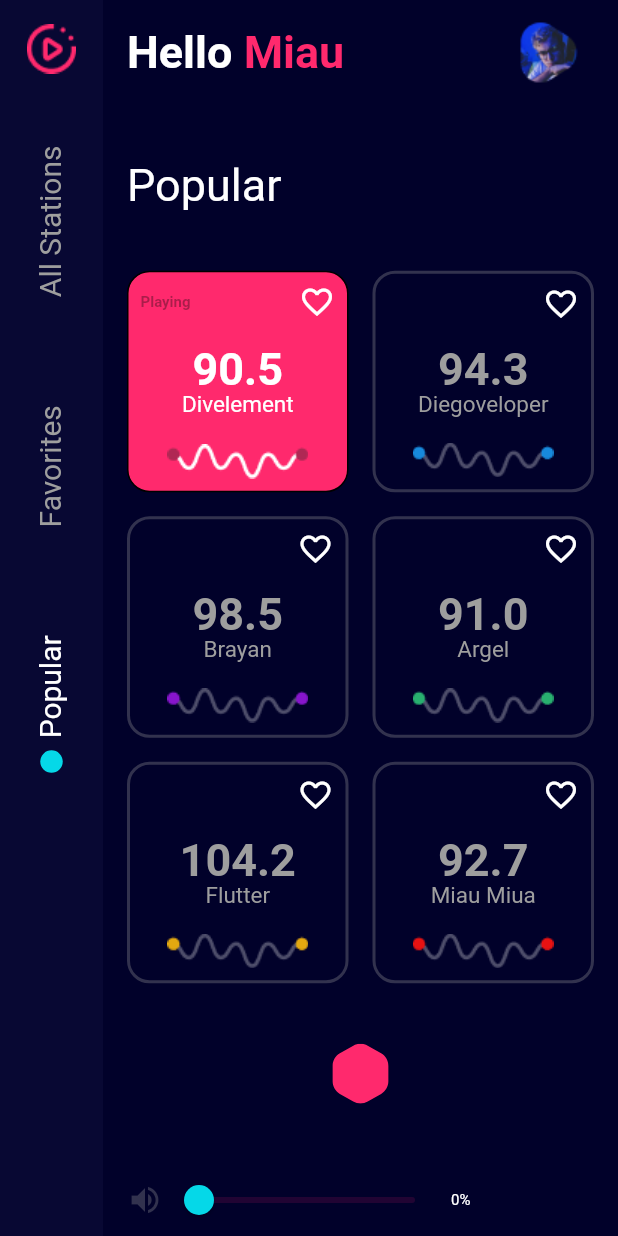
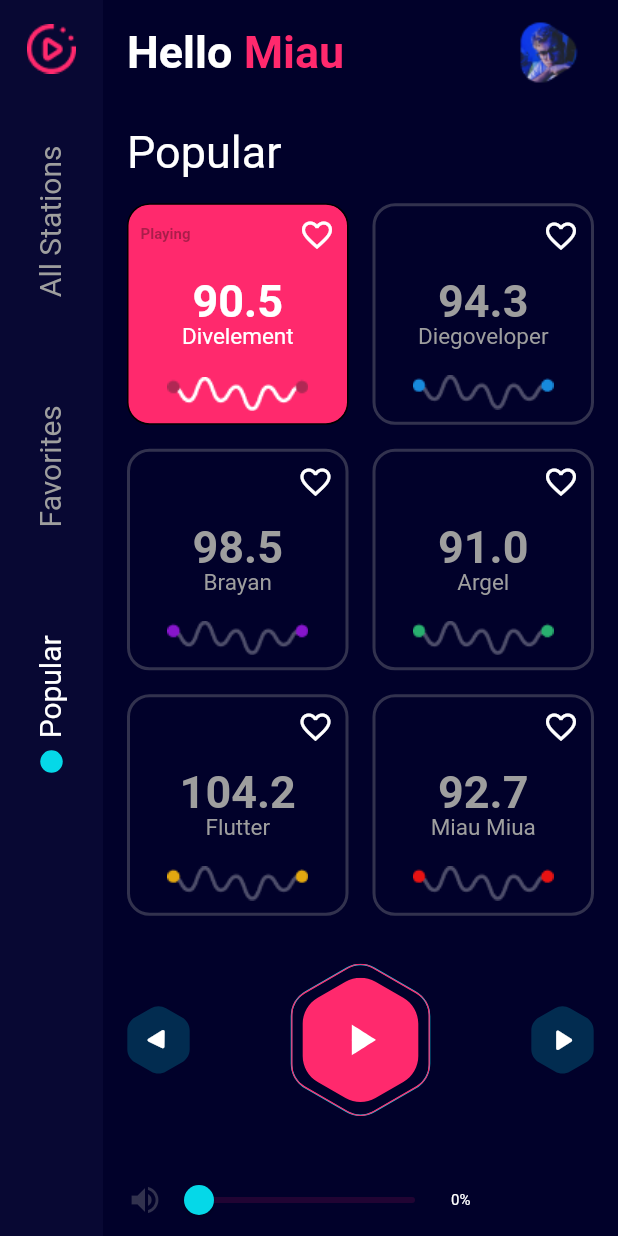
Before and after one commit to devnoaman/radio_app, a Flutter app: the screen it shows after launch, on a phone screen of 412 x 824 dp. Run offline on Flutter 3.47's test engine with Material 2 defaults, Android fonts, the phone set to English and light mode, and no system bars; our stand-ins replace flutter_svg; Roboto replaces fonts that are missing (SF Pro Display); project files that could hold a hidden picture were left out.

Commit message:
bouncing animation play button

```diff
--- a/lib/animation/scaling.dart
+++ b/lib/animation/scaling.dart
@@ -2,9 +2,14 @@ import 'package:flutter/material.dart';
 import 'package:flutter_svg/flutter_svg.dart';
 
 class Scaling extends StatefulWidget {
-  // final Widget child;
+  final Widget child;
+  final bool shouldAnimate;
 
-  // const Scaling({Key? key, required this.child}) : super(key: key);
+  const Scaling({
+    Key? key,
+    required this.child,
+    required this.shouldAnimate,
+  }) : super(key: key);
 
   @override
   _ScalingState createState() => _ScalingState();
@@ -22,10 +27,10 @@ class _ScalingState extends State<Scaling> with SingleTickerProviderStateMixin {
     _controller = AnimationController(
         duration: const Duration(milliseconds: 1000), vsync: this);
 
-    _widthAnimation = Tween<double>(begin: 0.0, end: 40.0)
+    _widthAnimation = Tween<double>(begin: 40.0, end: 50.0)
         .animate(CurvedAnimation(curve: Curves.easeInOut, parent: _controller));
 
-    _heightAnimation = Tween<double>(begin: 0.0, end: 40.0)
+    _heightAnimation = Tween<double>(begin: 100.0, end: 120.0)
         .animate(CurvedAnimation(curve: Curves.easeInOut, parent: _controller));
 
     _controller.addListener(() {
@@ -33,6 +38,8 @@ class _ScalingState extends State<Scaling> with SingleTickerProviderStateMixin {
     });
 
     _controller.forward();
+    _controller.repeat(reverse: true);
+
     // _controller.
   }
 
@@ -40,10 +47,10 @@ class _ScalingState extends State<Scaling> with SingleTickerProviderStateMixin {
   Widget build(BuildContext context) {
     // TODO: implement build
     return Container(
-      width: MediaQuery.of(context).size.width * _widthAnimation.value,
-      height: _heightAnimation.value,
-      child:
-          SvgPicture.asset('assets/Polygon 6.svg', semanticsLabel: 'Acme Logo'),
-    );
+        // width: MediaQuery.of(context).size.width * _widthAnimation.value,
+        height: widget.shouldAnimate ? _heightAnimation.value : 120,
+        child: widget.child
+        // SvgPicture.asset('assets/Polygon 6.svg', semanticsLabel: 'Acme Logo'),
+        );
   }
 }
--- a/lib/ui/right_section.dart
+++ b/lib/ui/right_section.dart
@@ -100,32 +100,35 @@ class _LeftPaneState extends State<LeftPane> {
                 );
               }),
           //TODO UNCOMMENT THIS LINE
-          Scaling(),
-          // Row(
-          //   mainAxisAlignment: MainAxisAlignment.spaceBetween,
-          //   children: [
-          //     ActionButton(
-          //       image: 'assets/left_button.svg',
-          //       child: Transform.rotate(
-          //         angle: 45,
-          //         child: const Icon(
-          //           Icons.play_arrow_rounded,
-          //           size: 25,
-          //           color: Colors.white,
-          //         ),
-          //       ),
-          //     ),
-          //     const PlayButton(),
-          //     const ActionButton(
-          //       image: 'assets/left_button.svg',
-          //       child: Icon(
-          //         Icons.play_arrow_rounded,
-          //         size: 25,
-          //         color: Colors.white,
-          //       ),
-          //     ),
-          //   ],
-          // ),
+          // Scaling(),
+          Container(
+            height: 130,
+            child: Row(
+              mainAxisAlignment: MainAxisAlignment.spaceBetween,
+              children: [
+                ActionButton(
+                  image: 'assets/left_button.svg',
+                  child: Transform.rotate(
+                    angle: 45,
+                    child: const Icon(
+                      Icons.play_arrow_rounded,
+                      size: 25,
+                      color: Colors.white,
+                    ),
+                  ),
+                ),
+                PlayButton(),
+                const ActionButton(
+                  image: 'assets/left_button.svg',
+                  child: Icon(
+                    Icons.play_arrow_rounded,
+                    size: 25,
+                    color: Colors.white,
+                  ),
+                ),
+              ],
+            ),
+          ),
           Row(
             children: [
               const Icon(
@@ -181,31 +184,72 @@ class ActionButton extends StatelessWidget {
   }
 }
 
-class PlayButton extends StatelessWidget {
-  const PlayButton({
+class PlayButton extends StatefulWidget {
+  PlayButton({
     Key? key,
   }) : super(key: key);
 
   @override
+  State<PlayButton> createState() => _PlayButtonState();
+}
+
+class _PlayButtonState extends State<PlayButton>
+    with SingleTickerProviderStateMixin {
+  bool expanded = true;
+  late AnimationController controller;
+  @override
+  void initState() {
+    super.initState();
+    controller = AnimationController(
+      vsync: this,
+      duration: Duration(milliseconds: 400),
+      reverseDuration: Duration(milliseconds: 400),
+    );
+  }
+
+  @override
   Widget build(BuildContext context) {
-    return Stack(
+    return GestureDetector(
+      onTap: () {
+        setState(() {
+          expanded ? controller.forward() : controller.reverse();
+          expanded = !expanded;
+        });
+      },
+      child: Stack(
         alignment: Alignment.center,
         children: [
-        SvgPicture.asset('assets/Polygon 5.svg', semanticsLabel: 'Acme Logo'),
+          Scaling(
+              shouldAnimate: expanded,
+              child: SvgPicture.asset('assets/Polygon 5.svg',
+                  semanticsLabel: 'Acme Logo')),
           Stack(
             alignment: Alignment.center,
             children: [
-            SvgPicture.asset('assets/Polygon 13.svg',
+              Scaling(
+                shouldAnimate: expanded,
+                child: SvgPicture.asset('assets/Polygon 13.svg',
                     semanticsLabel: 'Acme Logo'),
-            const Icon(
-              Icons.play_arrow_rounded,
-              size: 45,
+              ),
+
+              AnimatedIcon(
+                icon: AnimatedIcons.play_pause,
+                progress: controller,
                 color: Colors.white,
-            )
+                size: 35,
+                semanticLabel: 'Show menu',
+              ),
+              // Icons.play_arrow_rounded,
+              // size: 45,
+              // color: Colors.white,
             ],
           ),
-        SvgPicture.asset('assets/Polygon 12.svg', semanticsLabel: 'Acme Logo'),
+          Scaling(
+              shouldAnimate: expanded,
+              child: SvgPicture.asset('assets/Polygon 12.svg',
+                  semanticsLabel: 'Acme Logo')),
         ],
+      ),
     );
   }
 }
```
Lines whose indentation alone changed are shown as unchanged.
